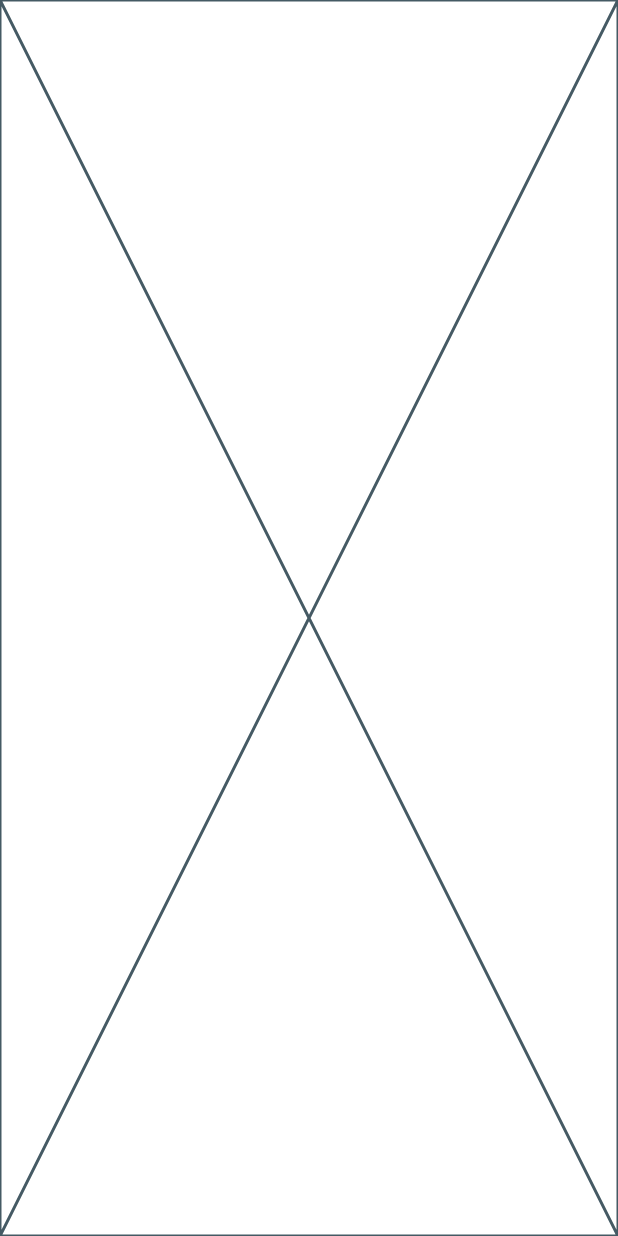
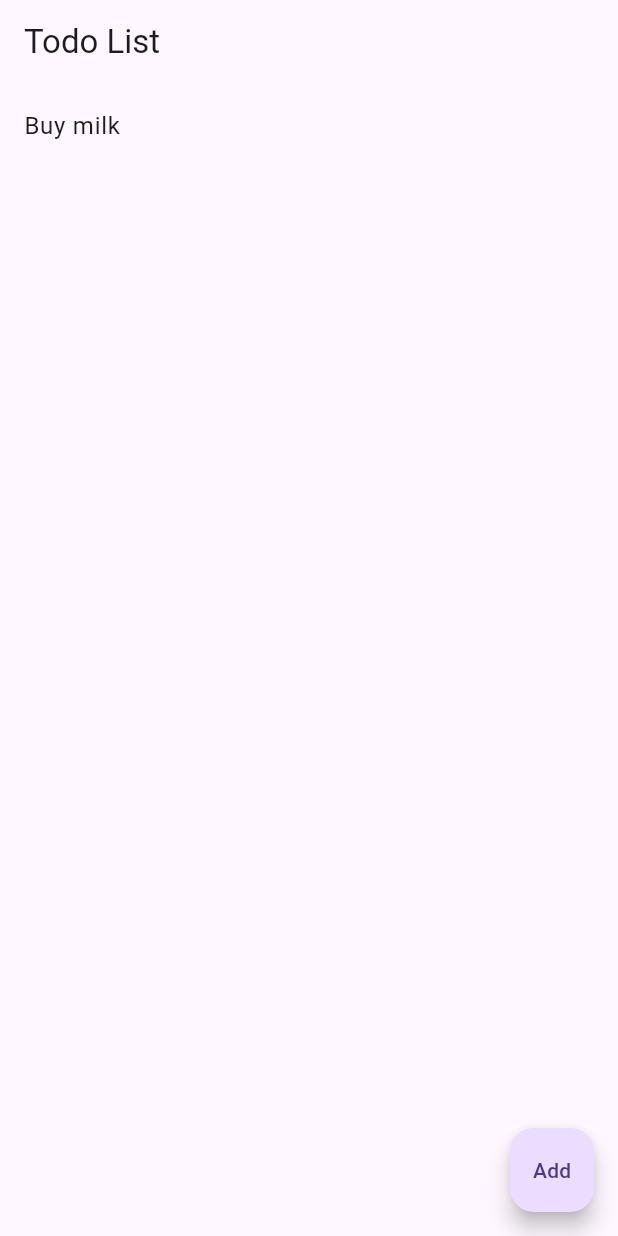
Before and after one commit to mohamadlounnas/mn, a Flutter app: the screen it shows after launch, on a phone screen of 412 x 824 dp. Run offline on Flutter 3.47's test engine with Material 3 defaults, Android fonts, the phone set to English and light mode, and no system bars.

Commit message:
feat: implement HomePage layout with Todo list and add floating action button

```diff
--- a/lib/home.dart
+++ b/lib/home.dart
@@ -3,11 +3,29 @@
 
 import 'package:flutter/material.dart';
 
+void _onpressed() {
+  print('Pressed');
+}
 class HomePage extends StatelessWidget {
   const HomePage({super.key});
 
   @override
   Widget build(BuildContext context) {
-    return const Placeholder();
+    return Scaffold(
+      appBar: AppBar(
+        title: Text('Todo List'),
+      ),
+      body: ListView(
+        children: [
+          ListTile(
+            title: Text('Buy milk'),
+          ),
+        ],
+      ),
+      floatingActionButton: FloatingActionButton(
+        onPressed: _onpressed,
+        child: Text('Add'),
+      ),
+    );
   }
 }
```
